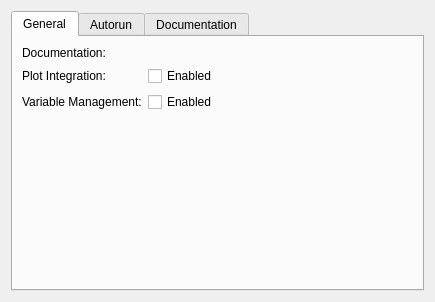
Before: the Qt Designer form src/backends/R/settings.ui in KDE/cantor, drawn with Qt 5.
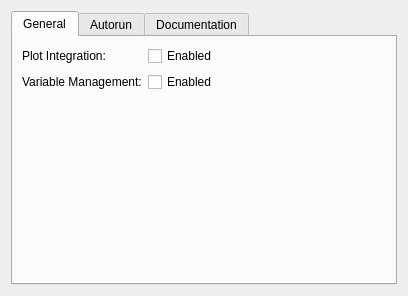
After: the same form once the commit is applied. Custom widgets are drawn as their Qt base class.

Commit message:
Removed the setting "local documentation".
This was not implemented for all backends, is a rarely used feature
and is also very heavily colliding now  with the new embedded documentation.
The already available implementations in Backend::helpUrl() return theURL
 to the official online documentation will be used a fallback solution in case
no embedded documentation is installed for the backend.

Patch:
```diff
--- a/src/backends/R/settings.ui
+++ b/src/backends/R/settings.ui
@@ -6,8 +6,8 @@
    <rect>
     <x>0</x>
     <y>0</y>
-    <width>435</width>
-    <height>302</height>
+    <width>408</width>
+    <height>296</height>
    </rect>
   </property>
   <layout class="QVBoxLayout" name="verticalLayout_2">
@@ -21,31 +21,7 @@
        <string>General</string>
       </attribute>
       <layout class="QGridLayout" name="gridLayout">
-       <item row="0" column="0">
-        <widget class="QLabel" name="label2">
-         <property name="toolTip">
-          <string/>
-         </property>
-         <property name="text">
-          <string>Documentation:</string>
-         </property>
-        </widget>
-       </item>
        <item row="0" column="1">
-        <widget class="KUrlRequester" name="kcfg_localDoc">
-         <property name="toolTip">
-          <string>If empty, the &quot;Show help&quot; action will show the default online documentation. Otherwise, the specified URL will be opened.</string>
-         </property>
-        </widget>
-       </item>
-       <item row="1" column="0">
-        <widget class="QLabel" name="lPlotIntegration">
-         <property name="text">
-          <string>Plot Integration:</string>
-         </property>
-        </widget>
-       </item>
-       <item row="1" column="1">
         <widget class="QCheckBox" name="kcfg_integratePlots">
          <property name="sizePolicy">
           <sizepolicy hsizetype="Expanding" vsizetype="Fixed">
@@ -61,14 +37,7 @@
          </property>
         </widget>
        </item>
-       <item row="2" column="0">
-        <widget class="QLabel" name="lVariableManagement">
-         <property name="text">
-          <string>Variable Management:</string>
-         </property>
-        </widget>
-       </item>
-       <item row="2" column="1">
+       <item row="1" column="1">
         <widget class="QCheckBox" name="kcfg_variableManagement">
          <property name="toolTip">
           <string>Monitor the creation and destruction of variables and show the existing variables in the variable panel.</string>
@@ -78,7 +47,14 @@
          </property>
         </widget>
        </item>
-       <item row="3" column="0">
+       <item row="0" column="0">
+        <widget class="QLabel" name="lPlotIntegration">
+         <property name="text">
+          <string>Plot Integration:</string>
+         </property>
+        </widget>
+       </item>
+       <item row="2" column="0">
         <spacer name="verticalSpacer_3">
          <property name="orientation">
           <enum>Qt::Vertical</enum>
@@ -94,6 +70,13 @@
          </property>
         </spacer>
        </item>
+       <item row="1" column="0">
+        <widget class="QLabel" name="lVariableManagement">
+         <property name="text">
+          <string>Variable Management:</string>
+         </property>
+        </widget>
+       </item>
       </layout>
      </widget>
      <widget class="QWidget" name="tabAutorun">
@@ -126,12 +109,6 @@
   </layout>
  </widget>
  <customwidgets>
-  <customwidget>
-   <class>KUrlRequester</class>
-   <extends>QWidget</extends>
-   <header>kurlrequester.h</header>
-   <container>1</container>
-  </customwidget>
   <customwidget>
    <class>KEditListWidget</class>
    <extends>QWidget</extends>
```
The commit also changes 15 other files.
